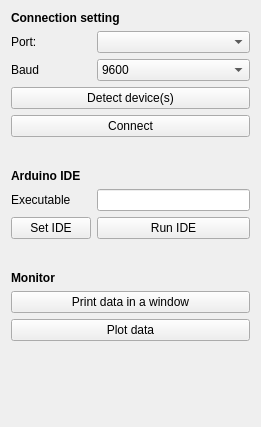
First picture: the form in ArduinoConnect/Resources/UI/ArduinoConnect.ui, repository pzaffino/SlicerArduinoController, before the edit.
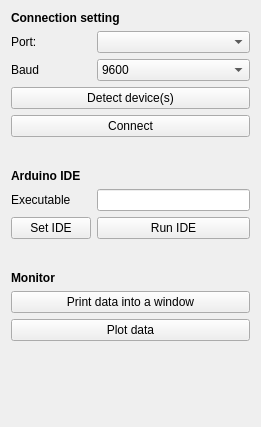
Second picture: the form after the edit.

Commit message: Single nodes instance for plotting

Patch:
```diff
--- a/ArduinoConnect/Resources/UI/ArduinoConnect.ui
+++ b/ArduinoConnect/Resources/UI/ArduinoConnect.ui
@@ -173,7 +173,7 @@
    <item row="15" column="0" colspan="2">
     <widget class="QPushButton" name="monitorButton">
      <property name="text">
-      <string>Print data in a window</string>
+      <string>Print data into a window</string>
      </property>
     </widget>
    </item>
```
Left out of the diff: 3 changed lines with no effect on the pictures. The commit also changes 1 other file.
